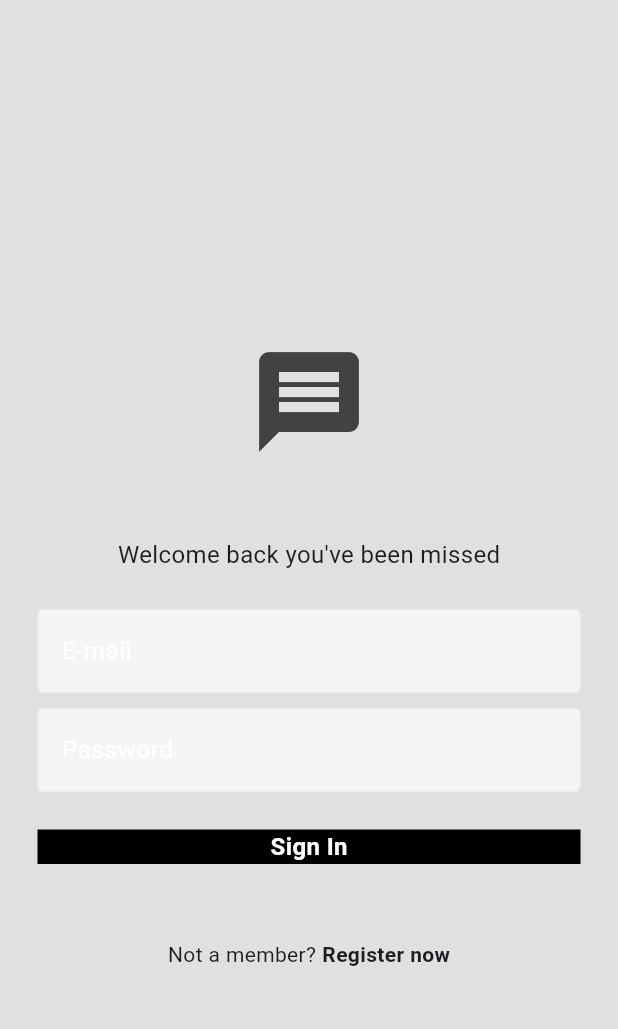
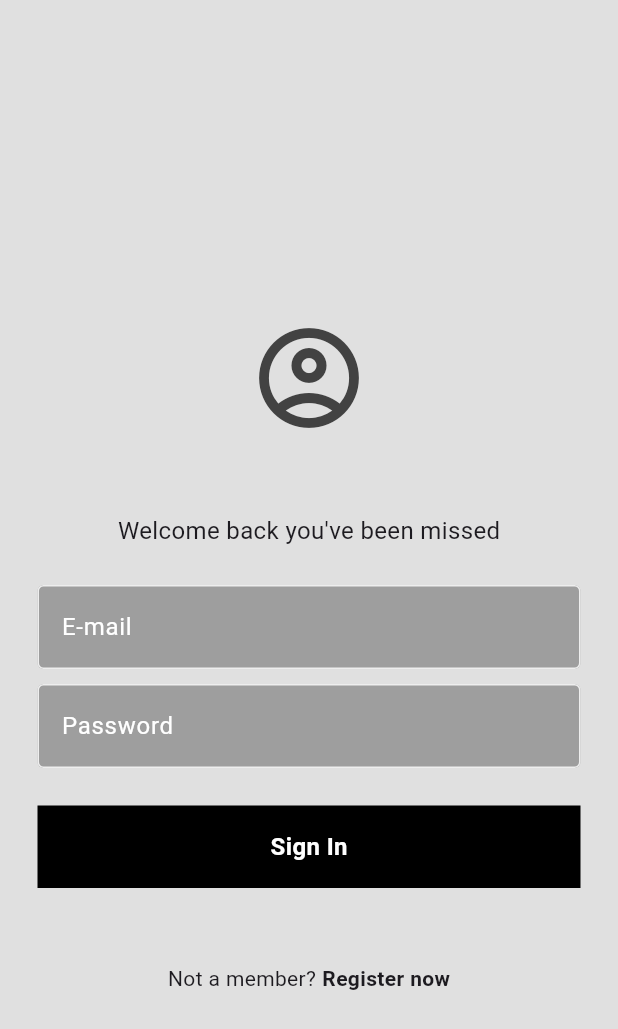
Before and after one commit to dev-rahul-0/Justchat, a Flutter app: the screen it shows after launch, after a tap on "Login now", on a phone screen of 412 x 824 dp. Shown: the top 1029 px of the screen. Run offline on Flutter 3.47's test engine with Material 3 defaults, Android fonts, the phone set to English and light mode, and no system bars; our stand-ins replace cloud_firestore, firebase_auth, firebase_core; accounts and stored records are empty; network calls fail.

Commit message:
UI update

```diff
--- a/lib/components/my_btton.dart
+++ b/lib/components/my_btton.dart
@@ -13,7 +13,7 @@ class MyButton extends StatelessWidget {
   Widget build(BuildContext context) {
     return GestureDetector(
       onTap: onTap,
-      child: Container(
+      child: Container(height: 55,
         decoration: const BoxDecoration(
           color: Colors.black,
         ),
--- a/lib/components/my_text_field.dart
+++ b/lib/components/my_text_field.dart
@@ -22,7 +22,7 @@ class MyTextField extends StatelessWidget {
         focusedBorder: OutlineInputBorder(
           borderSide: BorderSide(color: Colors.grey.shade200),
         ),
-        fillColor: Colors.grey[100],
+        fillColor: Colors.grey,
         filled: true,
         hintText: hintText,
         hintStyle: const TextStyle(color: Colors.white)
--- a/lib/pages/login_page.dart
+++ b/lib/pages/login_page.dart
@@ -43,7 +43,7 @@ class _LayoutState extends State<Layout> {
               children: [
                 const SizedBox(height: 50,),
                 Icon(
-                  Icons.message,
+                  Icons.account_circle_outlined,
                   size: 80,
                   color: Colors.grey[800],
                 ),
--- a/lib/pages/register_page.dart
+++ b/lib/pages/register_page.dart
@@ -44,7 +44,7 @@ class _RegisterPageState extends State<RegisterPage> {
                 children: [
                   const SizedBox(height: 50,),
                   Icon(
-                    Icons.message,
+                    Icons.account_circle_outlined,
                     size: 80,
                     color: Colors.grey[800],
                   ),
```
